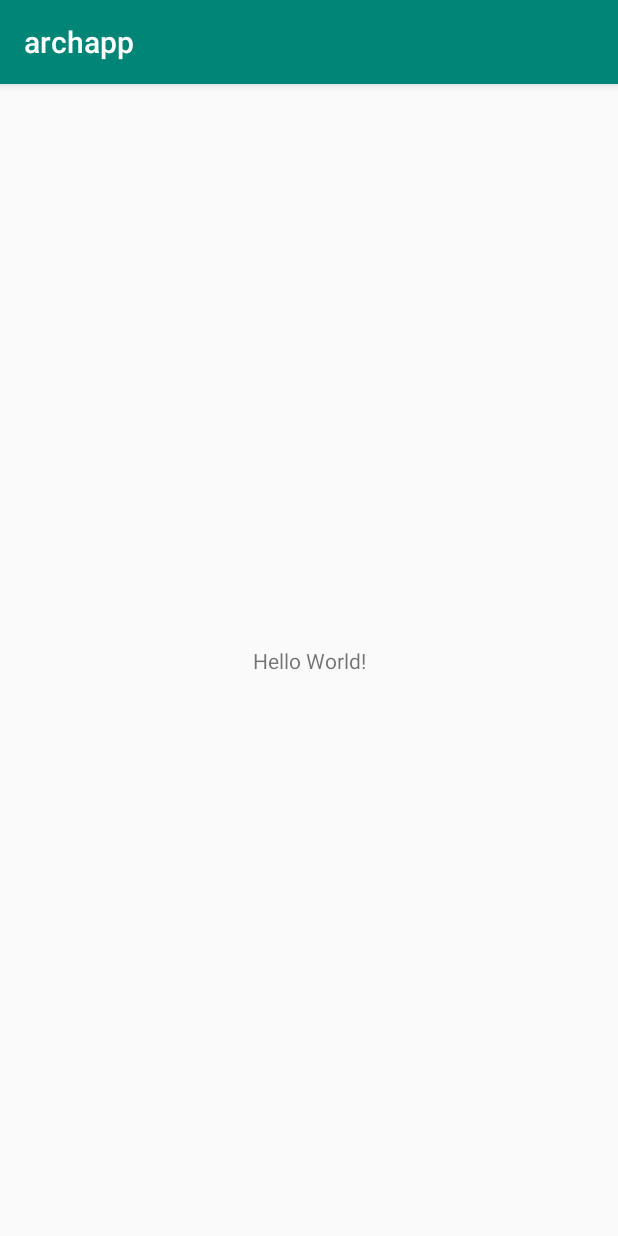
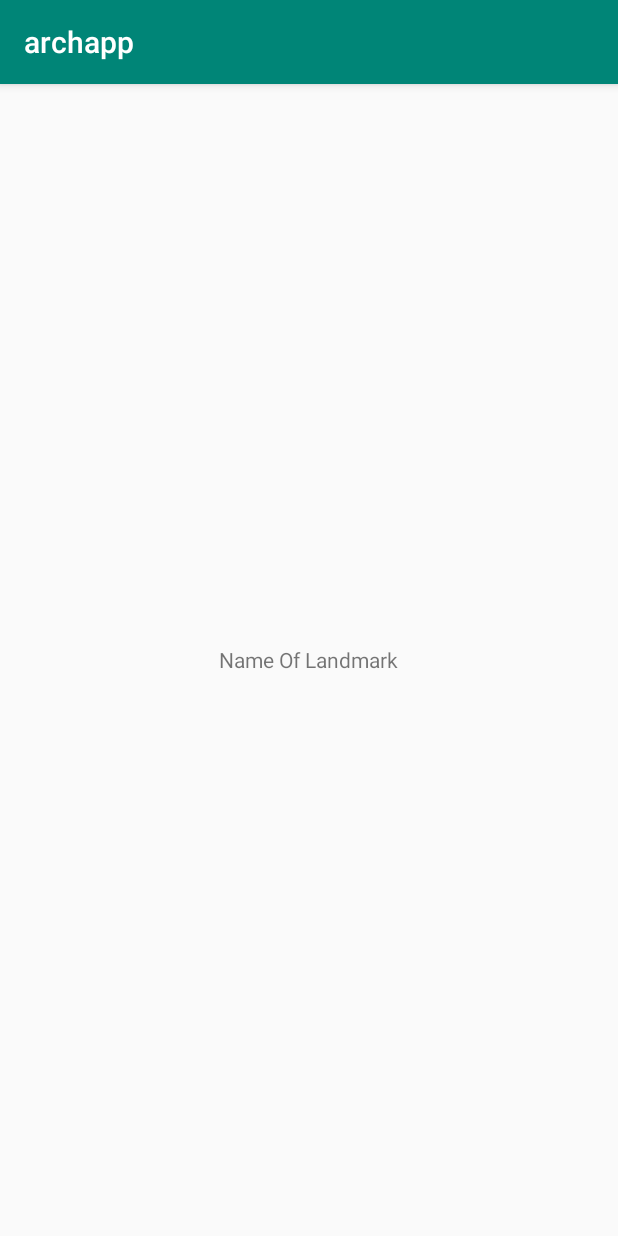
Before and after one commit to Urdzik/ViewIt, an Android app: the screen it shows after launch (MainActivity), on a phone screen of 412 x 824 dp. Run offline under Robolectric (Android 15) with nearby library versions, the phone set to English and light mode, and no system bars; libraries missing offline, so code that uses them is left out: com.google.firebase.ml; 2 statements that could not run were skipped.

Commit message:
Добвлен приём фото, и выдача слова.

```diff
--- a/app/src/main/AndroidManifest.xml
+++ b/app/src/main/AndroidManifest.xml
@@ -3,6 +3,7 @@
           package="com.company.archapp">
 
     <uses-permission android:name="android.permission.INTERNET"/>
+    <uses-permission android:name="android.permission.ACCESS_NETWORK_STATE"/>
 
     <application
             android:allowBackup="true"
--- a/app/src/main/java/com/company/archapp/LandmarkRecognitionActivity.kt
+++ b/app/src/main/java/com/company/archapp/LandmarkRecognitionActivity.kt
@@ -6,9 +6,16 @@ import com.google.firebase.ml.vision.cloud.FirebaseVisionCloudDetectorOptions
 import com.google.firebase.ml.vision.common.FirebaseVisionImage
 
 
+
+
 class LandmarkRecognitionActivity : AppCompatActivity() {
 
-    private fun recognizeLandmarksCloud(image: FirebaseVisionImage) {
+
+    companion object {
+        var nameOfLandmark: String = "Name Of Landmark"
+
+         fun recognizeLandmarksCloud(image: FirebaseVisionImage): String {
+
             // [START set_detector_options_cloud]
             val options = FirebaseVisionCloudDetectorOptions.Builder()
                 .setModelType(FirebaseVisionCloudDetectorOptions.LATEST_MODEL)
@@ -19,7 +26,6 @@ class LandmarkRecognitionActivity : AppCompatActivity() {
             // [START get_detector_cloud]
             val detector = FirebaseVision.getInstance()
                 .visionCloudLandmarkDetector
-        // Или изменить настройки по умолчанию:
 
             // [START run_detector_cloud]
             val result = detector.detectInImage(image)
@@ -30,7 +36,12 @@ class LandmarkRecognitionActivity : AppCompatActivity() {
                     for (landmark in firebaseVisionCloudLandmarks) {
 
                         val bounds = landmark.boundingBox
+                        //Имя достопримечательности
                         val landmarkName = landmark.landmark
+
+                        nameOfLandmark = landmarkName
+
+
                         val entityId = landmark.entityId
                         val confidence = landmark.confidence
 
@@ -39,6 +50,8 @@ class LandmarkRecognitionActivity : AppCompatActivity() {
                         for (loc in landmark.locations) {
                             val latitude = loc.latitude
                             val longitude = loc.longitude
+
+
                         }
                     }
                     // [END get_landmarks_cloud]
@@ -47,7 +60,12 @@ class LandmarkRecognitionActivity : AppCompatActivity() {
                 .addOnFailureListener {
                     // Задача не выполнена с исключением
                     // ...
+
                 }
             // [END run_detector_cloud]
+             return nameOfLandmark
+
+
         }
     }
+}
--- a/app/src/main/java/com/company/archapp/MainActivity.kt
+++ b/app/src/main/java/com/company/archapp/MainActivity.kt
@@ -1,20 +1,38 @@
 package com.company.archapp
 
+
+import android.graphics.BitmapFactory
+import android.os.Bundle
 import android.support.v7.app.AppCompatActivity
-import android.os.Bundle
+import android.widget.TextView
 import com.google.firebase.ml.vision.cloud.FirebaseVisionCloudDetectorOptions
+
 
 
 class MainActivity : AppCompatActivity() {
 
+
+
+
     override fun onCreate(savedInstanceState: Bundle?) {
         super.onCreate(savedInstanceState)
         setContentView(R.layout.activity_main)
+
+
+
+
+        var tv: TextView = findViewById(R.id.landmarkNameone)
+        tv.text = LandmarkRecognitionActivity.nameOfLandmark
+
+
+        val bmp = BitmapFactory.decodeResource(resources, R.drawable.blagovesh_1)
+        val image = VisionImage.imageFromBitmap(bmp)
+        LandmarkRecognitionActivity.recognizeLandmarksCloud(image!!)
     }
 
     val options = FirebaseVisionCloudDetectorOptions.Builder()
-            .setModelType(FirebaseVisionCloudDetectorOptions.LATEST_MODEL)
-            .setMaxResults(15)
-            .build()
+        .setModelType(FirebaseVisionCloudDetectorOptions.LATEST_MODEL)
+        .setMaxResults(15)
+        .build()
 
 }
--- a/app/src/main/res/layout/activity_main.xml
+++ b/app/src/main/res/layout/activity_main.xml
@@ -1,5 +1,5 @@
 <?xml version="1.0" encoding="utf-8"?>
-<android.support.constraint.ConstraintLayout
+<RelativeLayout
         xmlns:android="http://schemas.android.com/apk/res/android"
         xmlns:tools="http://schemas.android.com/tools"
         xmlns:app="http://schemas.android.com/apk/res-auto"
@@ -8,12 +8,10 @@
         tools:context=".MainActivity">
 
     <TextView
+            android:id="@+id/landmarkNameone"
             android:layout_width="wrap_content"
             android:layout_height="wrap_content"
             android:text="Hello World!"
-            app:layout_constraintBottom_toBottomOf="parent"
-            app:layout_constraintLeft_toLeftOf="parent"
-            app:layout_constraintRight_toRightOf="parent"
-            app:layout_constraintTop_toTopOf="parent"/>
+            android:layout_centerInParent="true"/>
 
-</android.support.constraint.ConstraintLayout>
+</RelativeLayout>
```
Also changed, not shown: app/src/main/java/com/company/archapp/VisionImage.kt (+8 -5 lines), app/src/main/res/drawable-v24/6asyCyR0K1Q-Full.jpg (deleted), app/src/main/res/drawable/blagovesh_1.jpg (added), 1 other file. Lines whose indentation alone changed are shown as unchanged.
